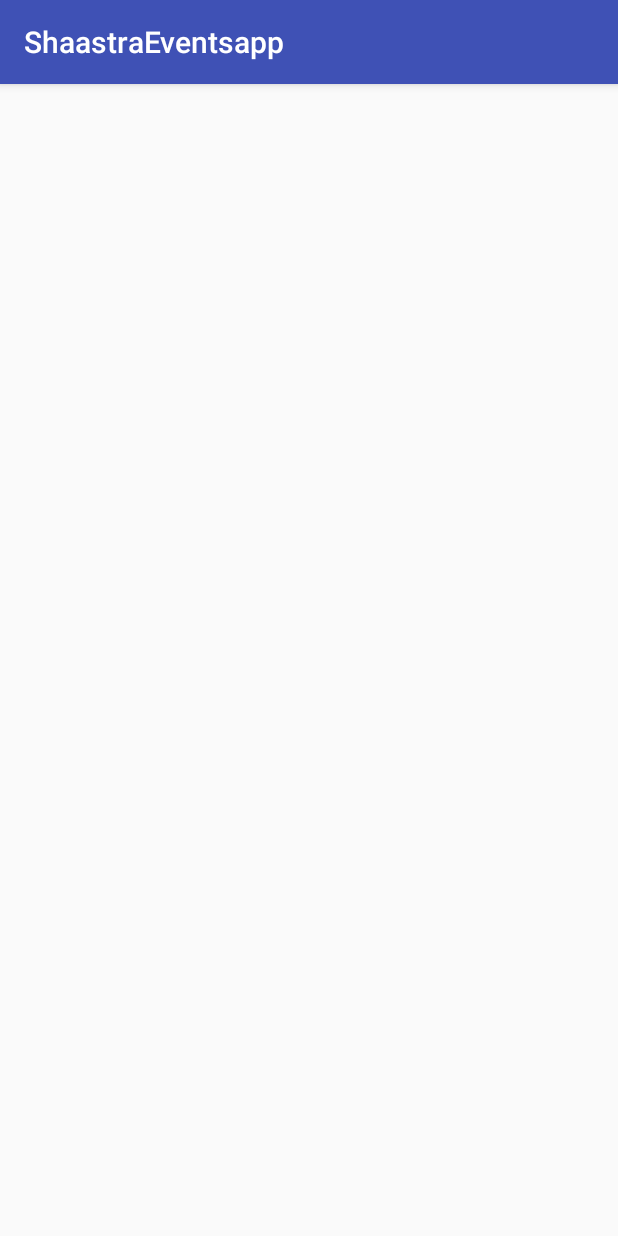
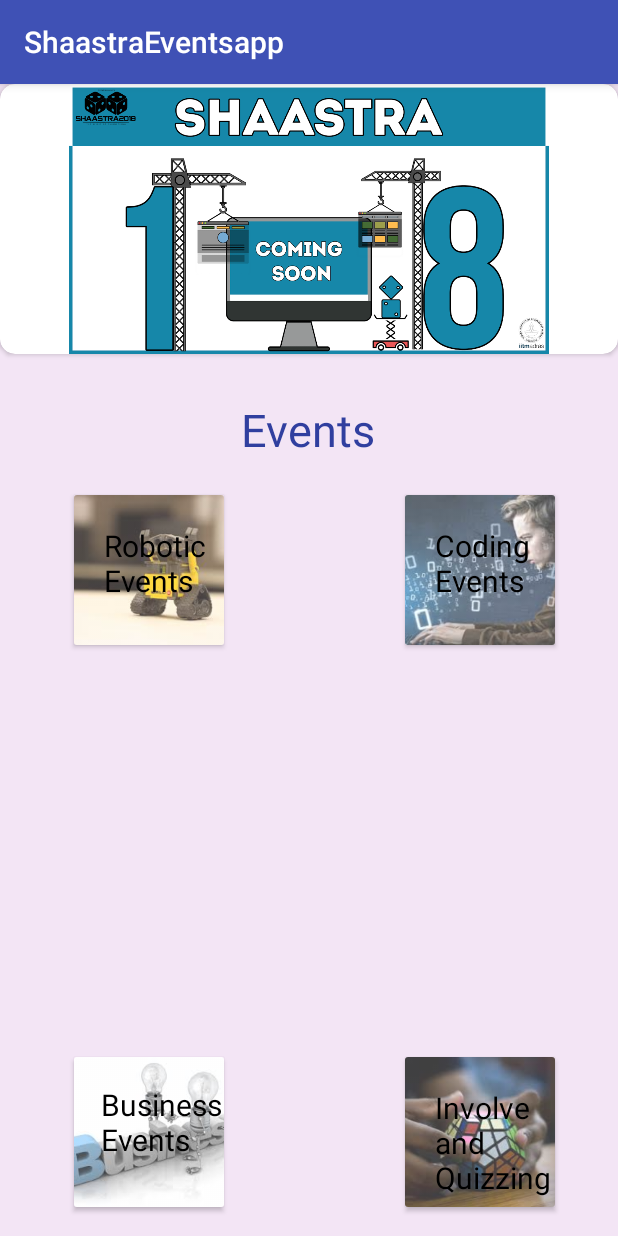
Before and after one commit to Rohithram/ShaastraEventsapp, an Android app: the screen it shows after launch (MainActivity), on a phone screen of 412 x 824 dp. Run offline under Robolectric (Android 15) with nearby library versions, the phone set to English and light mode, and no system bars.

Commit message:
created main activity

```diff
--- a/app/src/main/res/layout/main1.xml
+++ b/app/src/main/res/layout/main1.xml
@@ -1,5 +1,131 @@
 <?xml version="1.0" encoding="utf-8"?>
 <RelativeLayout xmlns:android="http://schemas.android.com/apk/res/android"
-    android:layout_width="match_parent" android:layout_height="match_parent">
+    android:layout_width="match_parent"
+    android:layout_height="match_parent"
+    android:background="#f3e5f5"
+    xmlns:app="http://schemas.android.com/apk/res-auto">
+    <android.support.v7.widget.CardView
+        xmlns:card_view="http://schemas.android.com/apk/res-auto"
+        android:id="@+id/cv_main"
+        android:layout_width="match_parent"
+        android:layout_height="180dp"
+        card_view:cardCornerRadius="10dp">
+        <ImageView
+            android:id="@+id/iv_main"
+            android:layout_width="match_parent"
+            android:layout_height="wrap_content"
+            android:src="@drawable/events"
+            />
+    </android.support.v7.widget.CardView>
+    <TextView
+        android:id="@+id/tv_head"
+        android:layout_width="wrap_content"
+        android:layout_height="wrap_content"
+        android:layout_below="@+id/cv_main"
+        android:textColor="@color/colorPrimaryDark"
+        android:layout_centerHorizontal="true"
+        android:layout_marginTop="30dp"
+        android:text="Events"
+        android:textSize="30dp"/>
+
+    <android.support.v7.widget.CardView
+        android:id="@+id/cv_cod"
+        android:layout_width="100dp"
+        android:layout_height="100dp"
+        android:layout_alignTop="@+id/cv_rob"
+        android:layout_alignParentEnd="true"
+        android:layout_marginEnd="42dp"
+        >
+        <ImageView
+            android:layout_width="wrap_content"
+            android:layout_height="wrap_content"
+            android:scaleType="centerCrop"
+            android:alpha="0.7"
+            android:src="@drawable/code"/>
+        <TextView
+            android:layout_width="wrap_content"
+            android:layout_height="wrap_content"
+            android:textSize="20dp"
+            android:layout_marginLeft="20dp"
+            android:layout_marginTop="20dp"
+            android:textColor="#000000"
+            android:text="@string/Cod_events"/>
+    </android.support.v7.widget.CardView>
+    <android.support.v7.widget.CardView
+        android:id="@+id/cv_rob"
+        android:layout_width="100dp"
+        android:layout_height="100dp"
+        android:layout_marginTop="23dp"
+        android:layout_below="@+id/tv_head"
+        android:layout_alignParentStart="true"
+        android:layout_marginStart="49dp">
+        <ImageView
+            android:layout_width="wrap_content"
+            android:layout_height="wrap_content"
+            android:scaleType="centerCrop"
+            android:alpha="0.75"
+            android:src="@drawable/robot"/>
+    <TextView
+        android:layout_width="wrap_content"
+        android:layout_height="wrap_content"
+        android:textSize="20dp"
+        android:layout_marginLeft="20dp"
+        android:layout_marginTop="20dp"
+        android:textColor="#000000"
+        android:text="@string/Robot_events"/>
+    </android.support.v7.widget.CardView>
+
+
+    <android.support.v7.widget.CardView
+        android:id="@+id/cv_involve"
+        android:layout_width="100dp"
+        android:layout_height="100dp"
+        android:layout_alignTop="@+id/cv_bus"
+        android:layout_alignStart="@+id/cv_cod"
+        >
+        <ImageView
+            android:layout_width="wrap_content"
+            android:layout_height="wrap_content"
+            android:scaleType="centerCrop"
+            android:alpha="0.75"
+            android:src="@drawable/quiz"/>
+
+        <TextView
+            android:id="@+id/textView"
+            android:layout_width="wrap_content"
+            android:layout_height="wrap_content"
+            android:layout_marginLeft="20dp"
+            android:layout_marginTop="20dp"
+            android:text="@string/Involve_events"
+            android:textColor="#000000"
+            android:textSize="20dp" />
+    </android.support.v7.widget.CardView>
+
+    <android.support.v7.widget.CardView
+        android:id="@+id/cv_bus"
+        android:layout_width="100dp"
+        android:layout_height="100dp"
+        android:layout_alignParentBottom="true"
+        android:layout_alignStart="@+id/cv_rob"
+        android:layout_marginBottom="19dp"
+        >
+        <ImageView
+            android:layout_width="wrap_content"
+            android:layout_height="wrap_content"
+            android:scaleType="centerCrop"
+            android:alpha="0.75"
+            android:src="@drawable/busi"/>
+
+        <TextView
+            android:layout_width="wrap_content"
+            android:layout_height="46dp"
+            android:textSize="20dp"
+            android:layout_marginLeft="18dp"
+            android:layout_marginTop="18dp"
+            android:textColor="#000000"
+            android:text="@string/Bus_events"/>
+    </android.support.v7.widget.CardView>
+
+
 
 </RelativeLayout>
```
Also changed, not shown: app/src/main/res/drawable/busi.jpeg (added), app/src/main/res/drawable/code.jpeg (added), app/src/main/res/drawable/events.png (added), app/src/main/res/drawable/quiz.jpeg (added), app/src/main/res/drawable/robot.jpeg (added).
